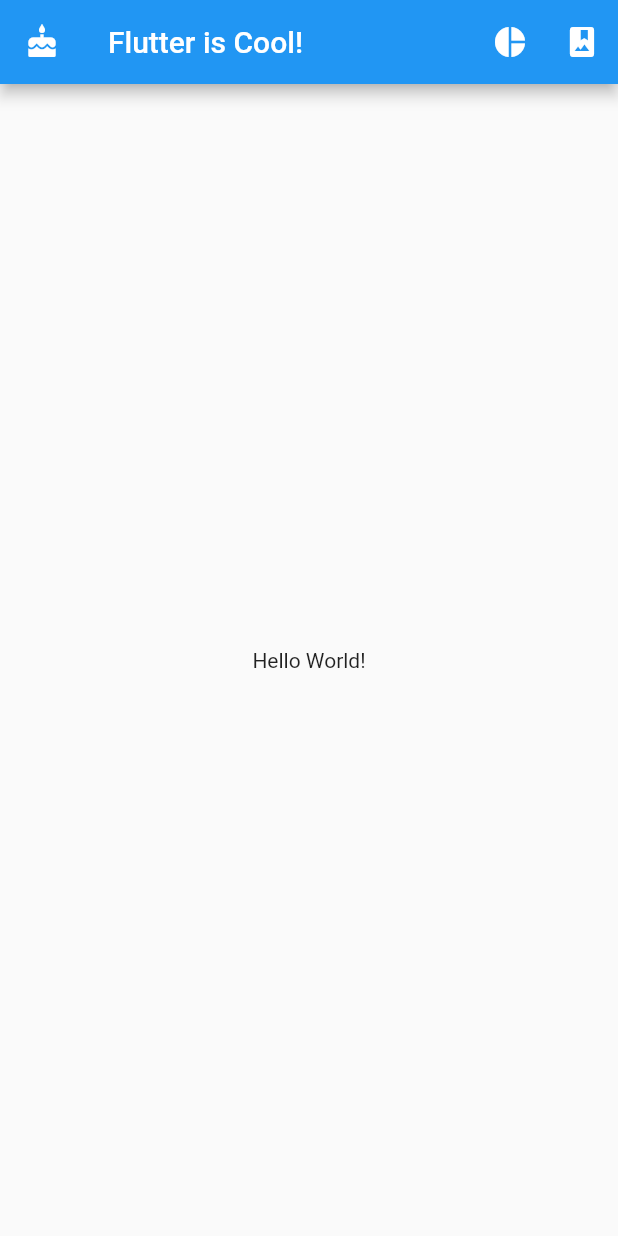
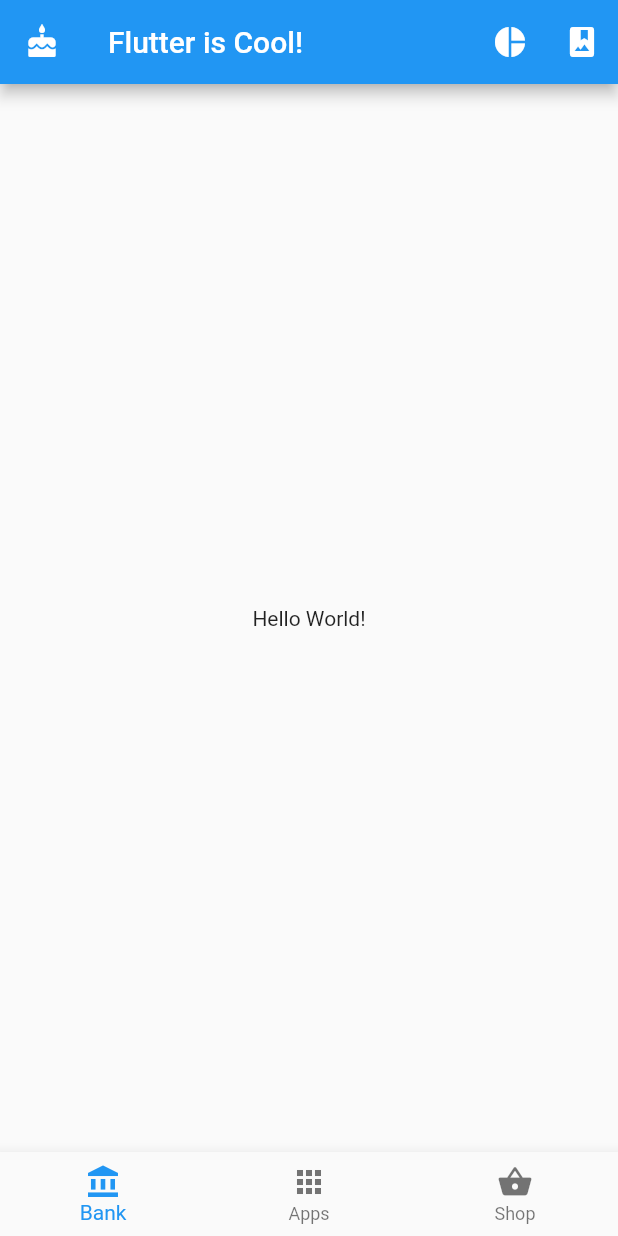
Before and after one commit to Lexscher/flutter_basics, a Flutter app: the screen it shows after launch, on a phone screen of 412 x 824 dp. Run offline on Flutter 3.47's test engine with Material 2 defaults, Android fonts, the phone set to English and light mode, and no system bars.

```diff
--- a/lib/main.dart
+++ b/lib/main.dart
@@ -26,6 +26,22 @@ class MyApp extends StatelessWidget {
             ),
           ]
         ),
+        bottomNavigationBar: new BottomNavigationBar(
+            items: [
+              new BottomNavigationBarItem(
+                  icon: new Icon(Icons.account_balance),
+                  title: new Text("Bank")
+              ),
+              new BottomNavigationBarItem(
+                  icon: new Icon(Icons.apps),
+                  title: new Text("Apps")
+              ),
+              new BottomNavigationBarItem(
+                  icon: new Icon(Icons.shopping_basket),
+                  title: new Text("Shop")
+              ),
+            ]
+        ),
         body: new Center(
           child: new Text('Hello World!'),
         ),
```
